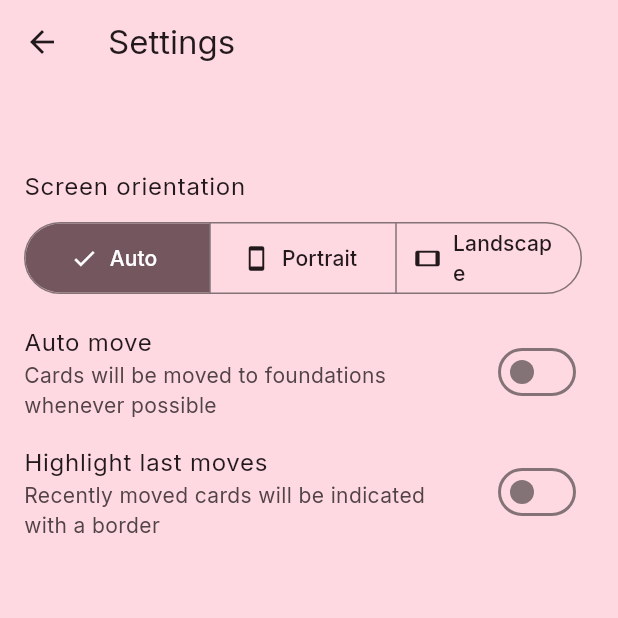
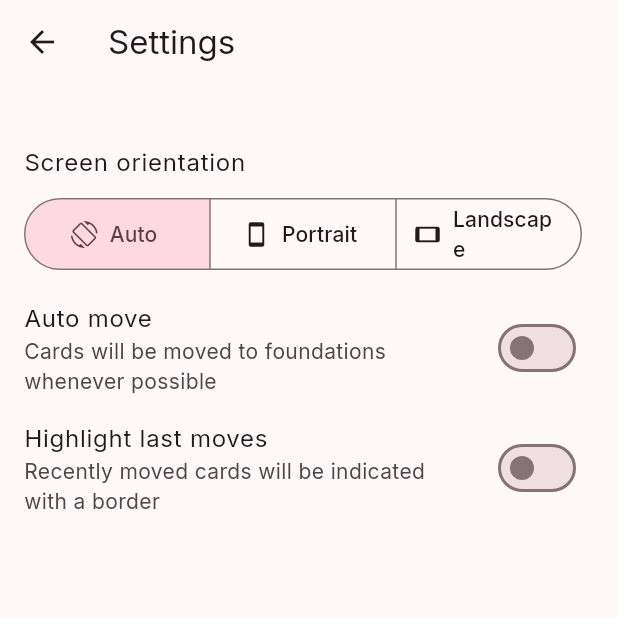
Before and after one commit to amuhaimin02/solitaire, a Flutter app: the SettingsScreen screen opened by its route, on a phone screen of 412 x 824 dp, the top half of it. Run offline on Flutter 3.47's test engine with Material 3 defaults, Android fonts, the phone set to English and light mode, and no system bars; drawn by our look-alikes of dynamic_color; our stand-ins replace google_fonts, material_design_icons_flutter, shared_preferences; missing offline and left inert: xrandom; accounts and stored records are empty.

Commit message:
Theme adjustments, fix fading listview

```diff
--- a/lib/app.dart
+++ b/lib/app.dart
@@ -114,8 +114,7 @@ class SolitaireApp extends StatelessWidget {
                 cardCornerRadius: 0.1,
                 useGradientBackground:
                     settings.get(Settings.useGradientBackground),
-                useStrongContrastBackground:
-                    settings.get(Settings.strongContrastBackground),
+                useColoredBackground: settings.get(Settings.coloredBackground),
               );
             }
 
--- a/lib/providers/settings.dart
+++ b/lib/providers/settings.dart
@@ -40,7 +40,7 @@ enum Settings<T> {
     convertTo: ColorSerializer.to,
   ),
 
-  strongContrastBackground(defaultValue: false);
+  coloredBackground(defaultValue: false);
 
   // ----------------------------------------
 
--- a/lib/screens/settings_screen.dart
+++ b/lib/screens/settings_screen.dart
@@ -16,23 +16,27 @@ class SettingsScreen extends StatelessWidget {
     return Scaffold(
       appBar: AppBar(
         title: const Text('Settings'),
+        scrolledUnderElevation: 0,
       ),
       body: SolitaireAdjustedTheme(
         child: Center(
           child: SizedBox(
             width: 600,
             child: FadingEdgeListView(
+              verticalPadding: 32,
               children: [
                 ListTile(
                   title: const Text('Screen orientation'),
                   subtitle: Padding(
                     padding: const EdgeInsets.only(top: 8),
                     child: SegmentedButton<SystemOrientation>(
+                      showSelectedIcon: false,
                       segments: const [
                         ButtonSegment(
-                            value: SystemOrientation.auto,
-                            label: Text('Auto'),
-                            icon: Icon(Icons.screen_rotation)),
+                          value: SystemOrientation.auto,
+                          label: Text('Auto'),
+                          icon: Icon(Icons.screen_rotation),
+                        ),
                         ButtonSegment(
                           value: SystemOrientation.portrait,
                           label: Text('Portrait'),
--- a/lib/widgets/fading_edge_list_view.dart
+++ b/lib/widgets/fading_edge_list_view.dart
@@ -3,7 +3,7 @@ import 'package:flutter/material.dart';
 
 class FadingEdgeListView extends StatelessWidget {
   const FadingEdgeListView(
-      {super.key, required this.children, this.verticalPadding = 48});
+      {super.key, required this.children, required this.verticalPadding});
 
   final List<Widget> children;
   final double verticalPadding;
@@ -24,10 +24,10 @@ class FadingEdgeListView extends StatelessWidget {
             1,
           ],
           colors: const [
-            Colors.black,
+            Colors.transparent,
             Colors.white,
             Colors.white,
-            Colors.black
+            Colors.transparent
           ],
         ).createShader(rect);
       },
--- a/lib/widgets/solitaire_theme.dart
+++ b/lib/widgets/solitaire_theme.dart
@@ -57,6 +57,7 @@ class SolitaireThemeData {
     required this.cardPadding,
     required this.cardStackGap,
     required this.cardCornerRadius,
+    this.isHighContrast = false,
   });
 
   final Color backgroundColor;
@@ -83,6 +84,8 @@ class SolitaireThemeData {
 
   final double cardCornerRadius;
 
+  final bool isHighContrast;
+
   factory SolitaireThemeData.fromColorScheme({
     required ColorScheme colorScheme,
     required Size cardUnitSize,
@@ -90,26 +93,25 @@ class SolitaireThemeData {
     required Offset cardStackGap,
     required double cardCornerRadius,
     bool useGradientBackground = false,
-    bool useStrongContrastBackground = false,
+    bool useColoredBackground = false,
   }) {
     Color getCardFaceColor() {
-      if (useStrongContrastBackground) {
+      if (useColoredBackground) {
+        return colorScheme.surfaceContainerLowest;
+      } else {
         return colorScheme.brightness == Brightness.dark
-            ? colorScheme.surfaceContainerHigh
+            ? colorScheme.surfaceContainer
             : colorScheme.surfaceContainerLowest;
-      } else {
-        return colorScheme.surfaceContainerLowest;
       }
     }
 
     return SolitaireThemeData(
-      backgroundColor: useStrongContrastBackground
-          ? colorScheme.surface
-          : colorScheme.primaryContainer,
-      backgroundSecondaryColor:
-          useGradientBackground && !useStrongContrastBackground
-              ? colorScheme.tertiaryContainer
-              : null,
+      backgroundColor: useColoredBackground
+          ? colorScheme.primaryContainer
+          : colorScheme.surface,
+      backgroundSecondaryColor: useGradientBackground && useColoredBackground
+          ? colorScheme.tertiaryContainer
+          : null,
       foregroundColor: colorScheme.onPrimaryContainer,
       winningBackgroundColor: colorScheme.surface,
       cardFaceColor: getCardFaceColor(),
@@ -123,6 +125,7 @@ class SolitaireThemeData {
       cardPadding: cardPadding,
       cardStackGap: cardStackGap,
       cardCornerRadius: cardCornerRadius,
+      isHighContrast: !useColoredBackground,
     );
   }
 
@@ -150,14 +153,22 @@ class SolitaireAdjustedTheme extends StatelessWidget {
   Widget build(BuildContext context) {
     final colorScheme = Theme.of(context).colorScheme;
     final textTheme = Theme.of(context).textTheme;
+    final theme = SolitaireTheme.of(context);
+
+    final ColorScheme newColorScheme;
+    if (theme.isHighContrast) {
+      newColorScheme = colorScheme;
+    } else {
+      newColorScheme = colorScheme.copyWith(
+        surfaceContainerHighest: colorScheme.primaryContainer,
+        secondaryContainer: colorScheme.secondary,
+        onSecondaryContainer: colorScheme.onSecondary,
+      );
+    }
 
     return Theme(
       data: ThemeData.from(
-        colorScheme: colorScheme.copyWith(
-          surfaceContainerHighest: colorScheme.primaryContainer,
-          secondaryContainer: colorScheme.secondary,
-          onSecondaryContainer: colorScheme.onSecondary,
-        ),
+        colorScheme: newColorScheme,
         textTheme: textTheme,
       ),
       child: child,
```
Also changed, not shown: lib/screens/theme_screen.dart (+11 -8 lines), lib/widgets/pile_marker.dart (+7 -1 lines).
